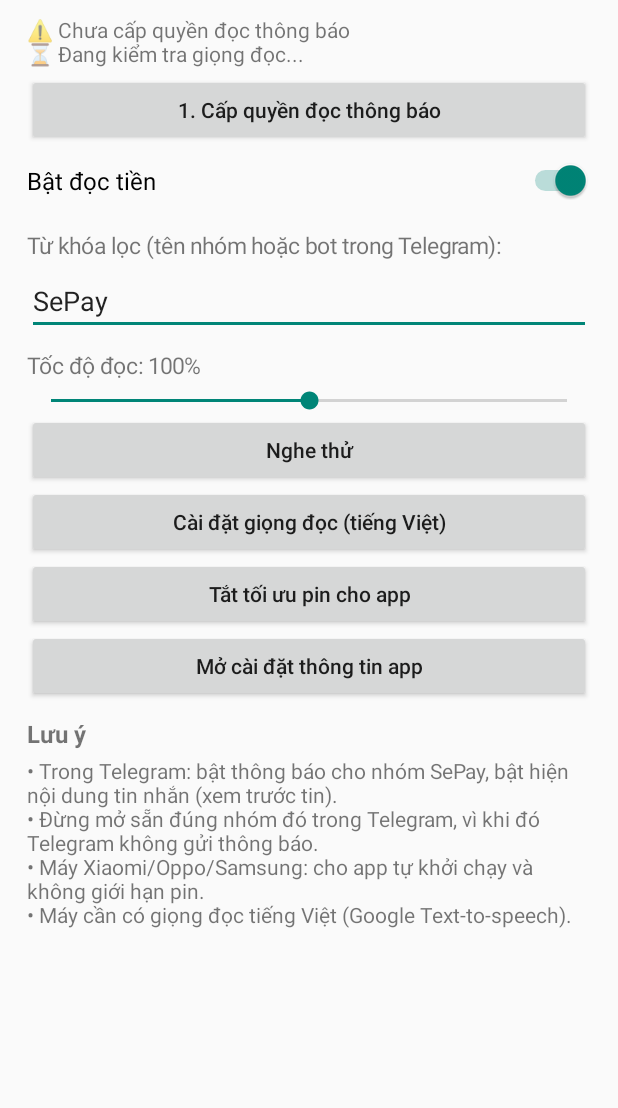
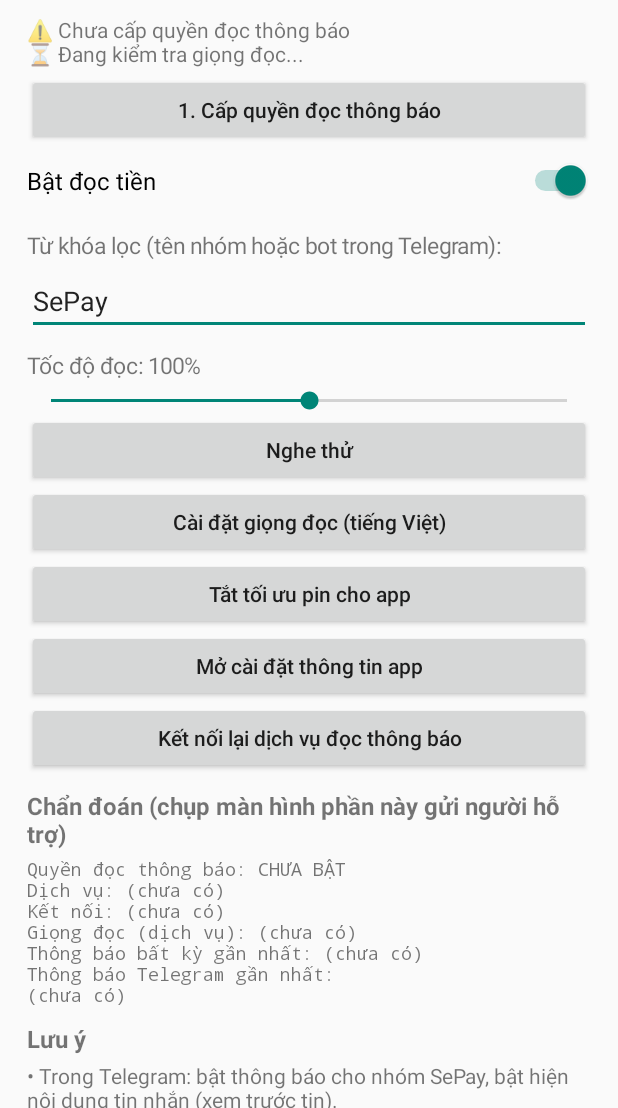
Before and after one commit to quang06091988/loabaotien, an Android app: the screen it shows after launch (MainActivity), on a phone screen of 412 x 824 dp, the part 128-1236 px from its top. Run offline under Robolectric (Android 15) with nearby library versions, the phone set to English and light mode, and no system bars.

Commit message:
Thêm màn hình chẩn đoán và nút kết nối lại dịch vụ (v1.1)
Co-Authored-By: Claude Sonnet 5.5 <noreply@anthropic.com>
Claude-Session: https://claude.ai/code/session_01RLCSxgC49oUAGCXdNxdNwj

```diff
--- a/app/build.gradle.kts
+++ b/app/build.gradle.kts
@@ -11,8 +11,8 @@ android {
         applicationId = "com.quang.loabaotien"
         minSdk = 26
         targetSdk = 34
-        versionCode = 1
-        versionName = "1.0"
+        versionCode = 2
+        versionName = "1.1"
     }
 
     buildTypes {
--- a/app/src/main/java/com/quang/loabaotien/MainActivity.kt
+++ b/app/src/main/java/com/quang/loabaotien/MainActivity.kt
@@ -1,10 +1,15 @@
 package com.quang.loabaotien
 
 import android.app.Activity
+import android.content.ComponentName
 import android.content.Intent
+import android.graphics.Typeface
 import android.net.Uri
 import android.os.Bundle
+import android.os.Handler
+import android.os.Looper
 import android.provider.Settings
+import android.service.notification.NotificationListenerService
 import android.speech.tts.TextToSpeech
 import android.text.Editable
 import android.text.TextWatcher
@@ -25,6 +30,14 @@ class MainActivity : Activity() {
     private var ttsReady = false
     private var viOk = true
     private lateinit var status: TextView
+    private lateinit var diagView: TextView
+    private val ui = Handler(Looper.getMainLooper())
+    private val diagTick = object : Runnable {
+        override fun run() {
+            refreshDiag()
+            ui.postDelayed(this, 2000L)
+        }
+    }
 
     private fun dp(v: Int) = (v * resources.displayMetrics.density).toInt()
 
@@ -118,6 +131,25 @@ class MainActivity : Activity() {
             )
         })
 
+        root.addView(button("Kết nối lại dịch vụ đọc thông báo") {
+            try {
+                NotificationListenerService.requestRebind(
+                    ComponentName(this@MainActivity, TienListener::class.java)
+                )
+                Toast.makeText(this@MainActivity, "Đã gửi yêu cầu kết nối lại", Toast.LENGTH_SHORT).show()
+            } catch (e: Exception) {
+                Toast.makeText(this@MainActivity, "Lỗi: " + e.message, Toast.LENGTH_LONG).show()
+            }
+        })
+
+        root.addView(label("Chẩn đoán (chụp màn hình phần này gửi người hỗ trợ)", 16f, true))
+        diagView = TextView(this).apply {
+            textSize = 12f
+            typeface = Typeface.MONOSPACE
+            setTextIsSelectable(true)
+        }
+        root.addView(diagView)
+
         root.addView(label("Lưu ý", 16f, true))
         root.addView(
             TextView(this).apply {
@@ -145,6 +177,23 @@ class MainActivity : Activity() {
     override fun onResume() {
         super.onResume()
         refreshStatus()
+        ui.post(diagTick)
+    }
+
+    override fun onPause() {
+        ui.removeCallbacks(diagTick)
+        super.onPause()
+    }
+
+    private fun refreshDiag() {
+        fun g(k: String) = Prefs.diagGet(this, k).ifEmpty { "(chưa có)" }
+        diagView.text =
+            "Quyền đọc thông báo: " + (if (listenerEnabled()) "ĐÃ BẬT" else "CHƯA BẬT") + "\n" +
+            "Dịch vụ: " + g("svc") + "\n" +
+            "Kết nối: " + g("conn") + "\n" +
+            "Giọng đọc (dịch vụ): " + g("tts") + "\n" +
+            "Thông báo bất kỳ gần nhất: " + g("any") + "\n" +
+            "Thông báo Telegram gần nhất:\n" + g("tg")
     }
 
     override fun onDestroy() {
--- a/app/src/main/java/com/quang/loabaotien/Prefs.kt
+++ b/app/src/main/java/com/quang/loabaotien/Prefs.kt
@@ -13,4 +13,8 @@ object Prefs {
 
     fun rate(c: Context) = sp(c).getFloat("rate", 1.0f)
     fun setRate(c: Context, v: Float) = sp(c).edit().putFloat("rate", v).apply()
+
+    /** Nhật ký chẩn đoán: dịch vụ ghi, màn hình chính đọc ra để hiển thị. */
+    fun diagGet(c: Context, k: String): String = sp(c).getString("d_$k", "") ?: ""
+    fun diagSet(c: Context, k: String, v: String) = sp(c).edit().putString("d_$k", v).apply()
 }
```
Also changed, not shown: app/src/main/java/com/quang/loabaotien/TienListener.kt (+55 -8 lines).
